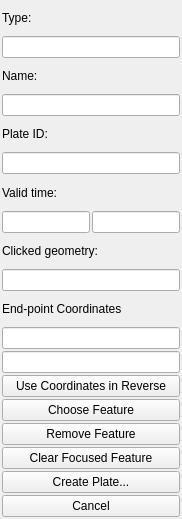
Before: the Qt Designer form src/qt-widgets/PlateClosureWidgetUi.ui in GPlates/GPlates, drawn with Qt 5.
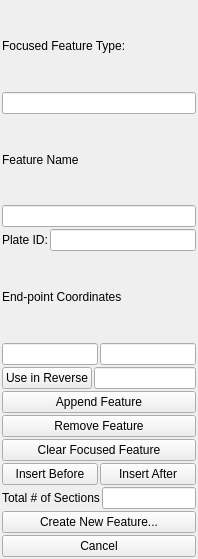
After: the same form once the commit is applied.

```diff
--- a/src/qt-widgets/PlateClosureWidgetUi.ui
+++ b/src/qt-widgets/PlateClosureWidgetUi.ui
@@ -5,8 +5,8 @@
    <rect>
     <x>0</x>
     <y>0</y>
-    <width>182</width>
-    <height>519</height>
+    <width>198</width>
+    <height>559</height>
    </rect>
   </property>
   <property name="windowTitle" >
@@ -22,7 +22,7 @@
    <item>
     <widget class="QLabel" name="label_type" >
      <property name="text" >
-      <string>Type:</string>
+      <string>Focused Feature Type:</string>
      </property>
      <property name="buddy" >
       <cstring>lineedit_type</cstring>
@@ -39,7 +39,7 @@
    <item>
     <widget class="QLabel" name="label_name" >
      <property name="text" >
-      <string>Name:</string>
+      <string>Feature Name</string>
      </property>
      <property name="buddy" >
       <cstring>lineedit_name</cstring>
@@ -54,40 +54,19 @@
     </widget>
    </item>
    <item>
-    <widget class="QLabel" name="label_plate_id" >
-     <property name="text" >
-      <string>Plate ID:</string>
-     </property>
-     <property name="buddy" >
-      <cstring>lineedit_plate_id</cstring>
-     </property>
-    </widget>
-   </item>
-   <item>
-    <widget class="QLineEdit" name="lineedit_plate_id" >
-     <property name="readOnly" >
-      <bool>true</bool>
-     </property>
-    </widget>
-   </item>
-   <item>
-    <widget class="QLabel" name="label_valid_time" >
-     <property name="text" >
-      <string>Valid time:</string>
-     </property>
-    </widget>
-   </item>
-   <item>
-    <layout class="QHBoxLayout" name="horizontalLayout" >
+    <layout class="QHBoxLayout" name="horizontalLayout_2" >
      <item>
-      <widget class="QLineEdit" name="lineedit_time_of_disappearance" >
-       <property name="readOnly" >
-        <bool>true</bool>
+      <widget class="QLabel" name="label_plate_id" >
+       <property name="text" >
+        <string>Plate ID:</string>
+       </property>
+       <property name="buddy" >
+        <cstring>lineedit_plate_id</cstring>
        </property>
       </widget>
      </item>
      <item>
-      <widget class="QLineEdit" name="lineedit_time_of_appearance" >
+      <widget class="QLineEdit" name="lineedit_plate_id" >
        <property name="readOnly" >
         <bool>true</bool>
        </property>
@@ -95,23 +74,6 @@
      </item>
     </layout>
    </item>
-   <item>
-    <widget class="QLabel" name="label_clicked_geometry" >
-     <property name="text" >
-      <string>Clicked geometry:</string>
-     </property>
-     <property name="buddy" >
-      <cstring>lineedit_clicked_geometry</cstring>
-     </property>
-    </widget>
-   </item>
-   <item>
-    <widget class="QLineEdit" name="lineedit_clicked_geometry" >
-     <property name="readOnly" >
-      <bool>true</bool>
-     </property>
-    </widget>
-   </item>
    <item>
     <widget class="QLabel" name="label_coords" >
      <property name="text" >
@@ -120,22 +82,37 @@
     </widget>
    </item>
    <item>
-    <widget class="QLineEdit" name="lineedit_first" />
+    <layout class="QHBoxLayout" name="horizontalLayout_4" >
+     <item>
+      <widget class="QLineEdit" name="lineedit_last" />
+     </item>
+     <item>
+      <widget class="QLineEdit" name="lineedit_first" />
+     </item>
+    </layout>
    </item>
    <item>
-    <widget class="QLineEdit" name="lineedit_last" />
+    <layout class="QHBoxLayout" name="horizontalLayout_5" >
+     <item>
+      <widget class="QPushButton" name="button_use_coordinates_in_reverse" >
+       <property name="text" >
+        <string>Use in Reverse</string>
+       </property>
+      </widget>
+     </item>
+     <item>
+      <widget class="QLineEdit" name="lineedit_use_reverse" >
+       <property name="readOnly" >
+        <bool>true</bool>
+       </property>
+      </widget>
+     </item>
+    </layout>
    </item>
    <item>
-    <widget class="QPushButton" name="button_use_coordinates_in_reverse" >
+    <widget class="QPushButton" name="button_append_feature" >
      <property name="text" >
-      <string>Use Coordinates in Reverse</string>
-     </property>
-    </widget>
-   </item>
-   <item>
-    <widget class="QPushButton" name="button_choose_feature" >
-     <property name="text" >
-      <string>Choose Feature</string>
+      <string>Append Feature</string>
      </property>
     </widget>
    </item>
@@ -159,10 +136,46 @@
      </property>
     </widget>
    </item>
+   <item>
+    <layout class="QHBoxLayout" name="horizontalLayout_6" >
+     <item>
+      <widget class="QPushButton" name="pushButton_2" >
+       <property name="text" >
+        <string>Insert Before</string>
+       </property>
+      </widget>
+     </item>
+     <item>
+      <widget class="QPushButton" name="pushButton" >
+       <property name="text" >
+        <string>Insert After</string>
+       </property>
+      </widget>
+     </item>
+    </layout>
+   </item>
+   <item>
+    <layout class="QHBoxLayout" name="horizontalLayout_3" >
+     <item>
+      <widget class="QLabel" name="label_num_sections" >
+       <property name="text" >
+        <string>Total # of Sections</string>
+       </property>
+      </widget>
+     </item>
+     <item>
+      <widget class="QLineEdit" name="lineedit_num_sections" >
+       <property name="readOnly" >
+        <bool>true</bool>
+       </property>
+      </widget>
+     </item>
+    </layout>
+   </item>
    <item>
     <widget class="QPushButton" name="button_create_platepolygon" >
      <property name="text" >
-      <string>Create Plate...</string>
+      <string>Create New Feature...</string>
      </property>
     </widget>
    </item>
```
Left out of the diff: 8 changed lines with no effect on the pictures.
